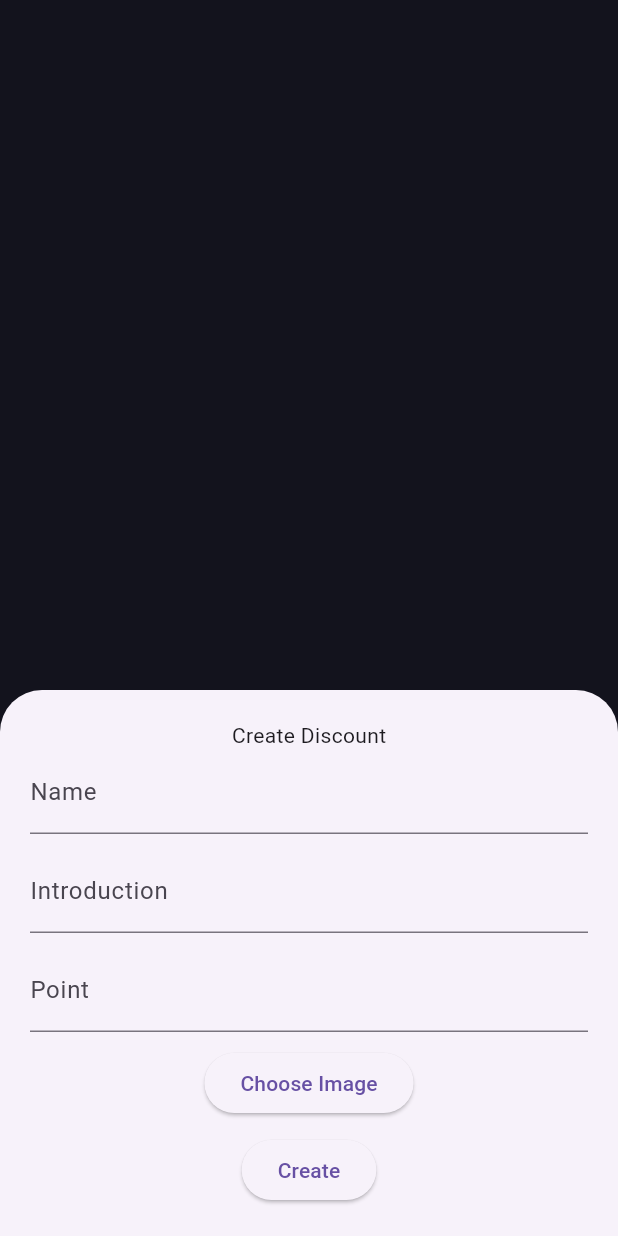
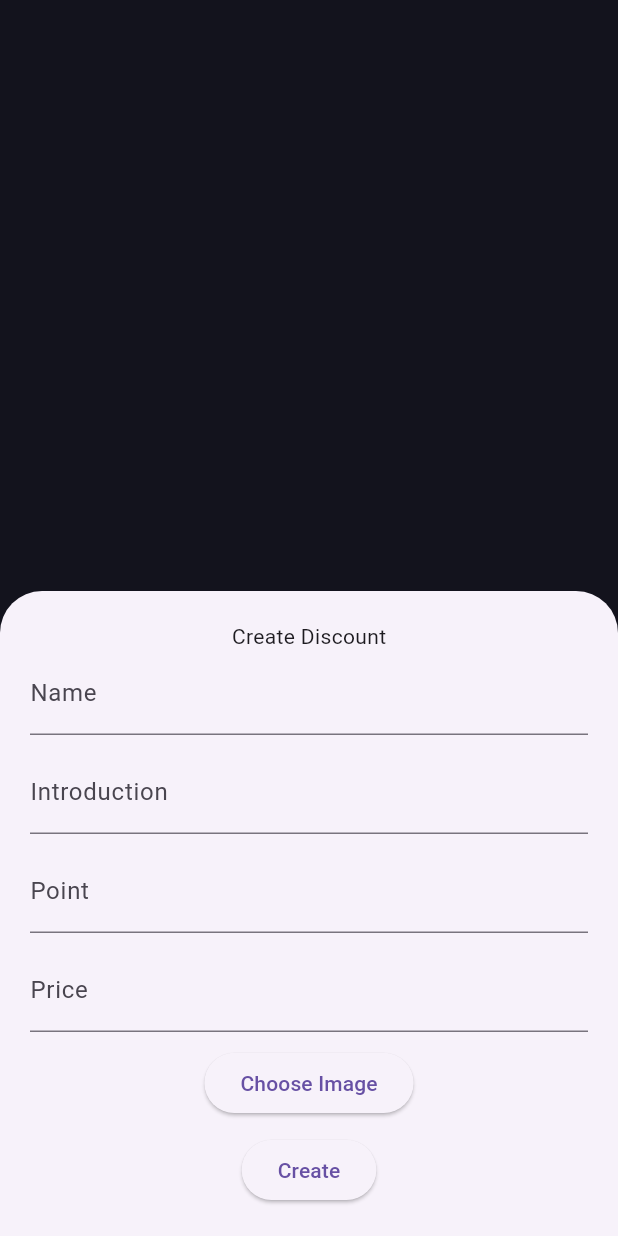
Before and after one commit to nguyenvhoan/khachsan, a Flutter app: the DiscountListPage screen opened directly, after a tap on the "add" icon, on a phone screen of 412 x 824 dp. Run offline on Flutter 3.47's test engine with Material 3 defaults, Android fonts, the phone set to English and light mode, and no system bars; our stand-ins replace cloud_firestore, firebase_auth, firebase_core, firebase_storage, image_picker, loading_animation_widget and 2 more; accounts and stored records are empty.

Commit message:
discount

```diff
--- a/booking/lib/Management/Discount/DiscountListPage.dart
+++ b/booking/lib/Management/Discount/DiscountListPage.dart
@@ -26,6 +26,7 @@ class DiscountListPage extends StatelessWidget {
               final imgUrl = discount['img'] as String;
               final docId = discounts[index].id;
               final point = discount['point'] as int? ?? 0;
+              final price = discount['price'] as int? ?? 0;
 
               return Padding(
                 padding:
@@ -95,6 +96,13 @@ class DiscountListPage extends StatelessWidget {
                                     color: Color.fromARGB(255, 240, 38, 38),
                                     fontWeight: FontWeight.bold),
                               ),
+                              const SizedBox(height: 5),
+                              Text(
+                                'Price: $price',
+                                style: const TextStyle(
+                                    color: Color.fromARGB(255, 240, 38, 38),
+                                    fontWeight: FontWeight.bold),
+                              ),
                             ],
                           ),
                         ),
@@ -114,6 +122,9 @@ class DiscountListPage extends StatelessWidget {
                               TextEditingController pointController =
                                   TextEditingController(
                                       text: discount['point'].toString());
+                              TextEditingController priceController =
+                                  TextEditingController(
+                                      text: discount['price'].toString());
 
                               await _navOptionDiscount.editType(
                                 docId,
@@ -121,6 +132,7 @@ class DiscountListPage extends StatelessWidget {
                                 nameController,
                                 introController,
                                 pointController,
+                                priceController,
                               );
                             } else if (value == 'delete') {
                               // Confirm and delete
@@ -155,6 +167,7 @@ class DiscountListPage extends StatelessWidget {
             TextEditingController(),
             TextEditingController(),
             TextEditingController(),
+            TextEditingController(),
           );
         },
         child: const Icon(Icons.add),
--- a/booking/lib/controller/nav_option_discount.dart
+++ b/booking/lib/controller/nav_option_discount.dart
@@ -86,6 +86,7 @@ class NavOptionDiscount {
     TextEditingController _nameController,
     TextEditingController _introduController,
     TextEditingController _pointController,
+    TextEditingController _priceController,
   ) async {
     showModalBottomSheet(
       context: context,
@@ -135,6 +136,14 @@ class NavOptionDiscount {
                       ),
                     ),
                     const SizedBox(height: 10),
+                    TextField(
+                      controller: _priceController,
+                      decoration: const InputDecoration(
+                        labelText: 'Price',
+                        hintText: '1000 vnd',
+                      ),
+                    ),
+                    const SizedBox(height: 10),
                     Center(
                       child: ElevatedButton(
                         onPressed: () async {
@@ -164,9 +173,12 @@ class NavOptionDiscount {
                           final String name = _nameController.text;
                           final String introduc = _introduController.text;
                           final String pointText = _pointController.text;
+                          final String priceText = _priceController.text;
                           final int? point = int.tryParse(pointText);
+                          final int? price = int.tryParse(priceText);
 
                           if (point != null &&
+                              price != null &&
                               name.isNotEmpty &&
                               imgUrl != null) {
                             await FirebaseFirestore.instance
@@ -176,11 +188,13 @@ class NavOptionDiscount {
                               "id": randomAlphaNumeric(10),
                               "introduc": introduc,
                               "point": point,
+                              "price": price,
                               "img": imgUrl,
                             });
                             _nameController.clear();
                             _introduController.clear();
                             _pointController.clear();
+                            _priceController.clear();
                             Navigator.of(ctx).pop(); // Đóng BottomSheet
                           } else {
                             ScaffoldMessenger.of(ctx).showSnackBar(
@@ -216,6 +230,7 @@ class NavOptionDiscount {
     TextEditingController _nameController,
     TextEditingController _introController,
     TextEditingController _pointController,
+    TextEditingController _priceController,
   ) async {
     showDialog(
       context: context,
@@ -276,6 +291,14 @@ class NavOptionDiscount {
                   border: OutlineInputBorder(),
                 ),
               ),
+              const SizedBox(height: 20),
+              TextFormField(
+                controller: _priceController,
+                decoration: const InputDecoration(
+                  labelText: 'Price',
+                  border: OutlineInputBorder(),
+                ),
+              ),
             ],
           ),
         ),
@@ -286,6 +309,7 @@ class NavOptionDiscount {
                 "name": _nameController.text,
                 "introduc": _introController.text,
                 "point": int.tryParse(_pointController.text) ?? 0,
+                "price": int.tryParse(_priceController.text)
               });
               Navigator.pop(context);
             },
```
